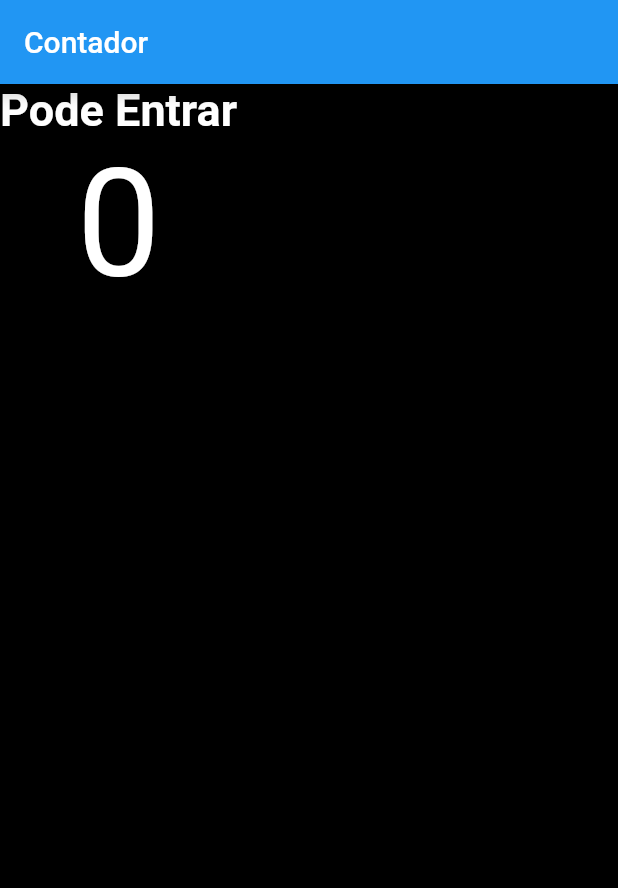
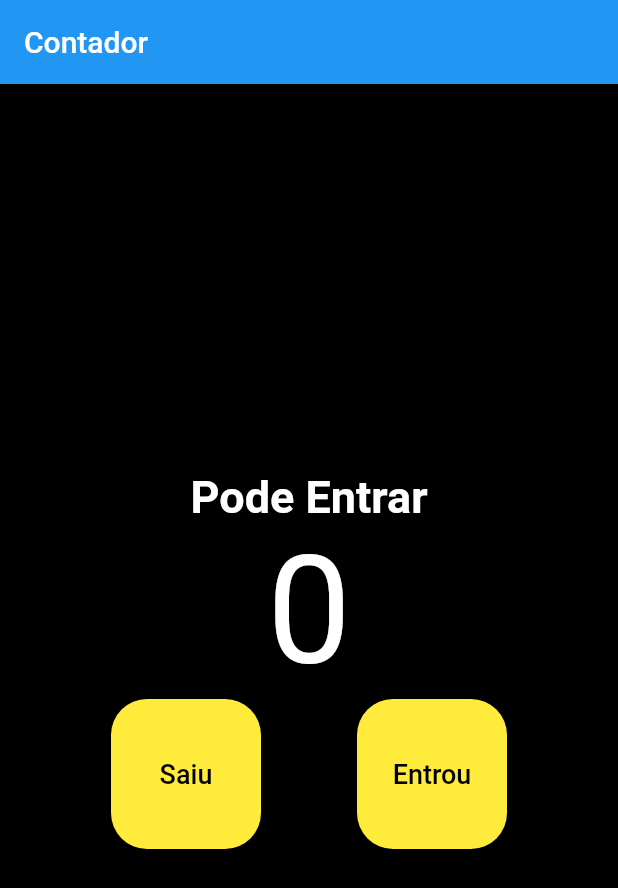
Before and after one commit to thaispaes/Curso-Flutter, a Flutter app: the screen it shows after launch, on a phone screen of 412 x 824 dp. Shown: the top 888 px of the screen. Run offline on Flutter 3.47's test engine with Material 2 defaults, Android fonts, the phone set to English and light mode, and no system bars.

Commit message:
Feat: criando estrutura do front

```diff
--- a/lib/main.dart
+++ b/lib/main.dart
@@ -1,4 +1,5 @@
 import 'package:flutter/material.dart';
+import 'package:flutter_course/methods.dart';
 
 void main() => runApp(const MyApp());
 
@@ -26,11 +27,14 @@ class HomePage extends StatelessWidget {
 
   @override
   Widget build(BuildContext context) {
-    return const Scaffold(
+    return Scaffold(
         backgroundColor: Colors.black,
-        body: Column(
+        body: Container(
+          padding: const EdgeInsets.all(32),
+          child:  Column(
+            mainAxisAlignment: MainAxisAlignment.center,
             children: [
-                Text(
+              const Text(
                 'Pode Entrar',
                 style: TextStyle(
                   fontSize: 30,
@@ -38,14 +42,53 @@ class HomePage extends StatelessWidget {
                   fontWeight: FontWeight.w700,
                 ),
               ),
-                Text(
+              const Text(
                 '0',
                 style: TextStyle(
                   fontSize: 100,
                   color: Colors.white,
                 ),
+              ),
+              Row(
+                mainAxisAlignment: MainAxisAlignment.center,
+                children: [
+                  TextButton(
+                    style: TextButton.styleFrom(
+                        backgroundColor: Colors.yellow,
+                        fixedSize: const Size(100, 100),
+                        shape: RoundedRectangleBorder(
+                          borderRadius: BorderRadius.circular(24),
                         )
-            ],
+                    ),
+                    onPressed: decrement,
+                    child: const Text('Saiu',
+                      style: TextStyle(
+                        color: Colors.black,
+                        fontSize: 18,
+                      ),
+                    ),
+                  ),
+                  const SizedBox(width: 64),
+                  TextButton(
+                    style: TextButton.styleFrom(
+                        backgroundColor: Colors.yellow,
+                        fixedSize: const Size(100, 100),
+                        shape: RoundedRectangleBorder(
+                          borderRadius: BorderRadius.circular(24),
+                        )
+                    ),
+                    onPressed: increment,
+                    child: const Text('Entrou',
+                      style: TextStyle(
+                        color: Colors.black,
+                        fontSize: 18,
+                      ),
+                    ),
+                  ),
+                ], // Column Children
+              )
+            ], // Column Children
+          ),
         )
     );
   }
--- /dev/null
+++ b/lib/methods.dart
@@ -0,0 +1,7 @@
+void decrement(){
+  print('decrement');
+}
+
+void increment(){
+  print('increment');
+}
```
Lines whose indentation alone changed are shown as unchanged.
